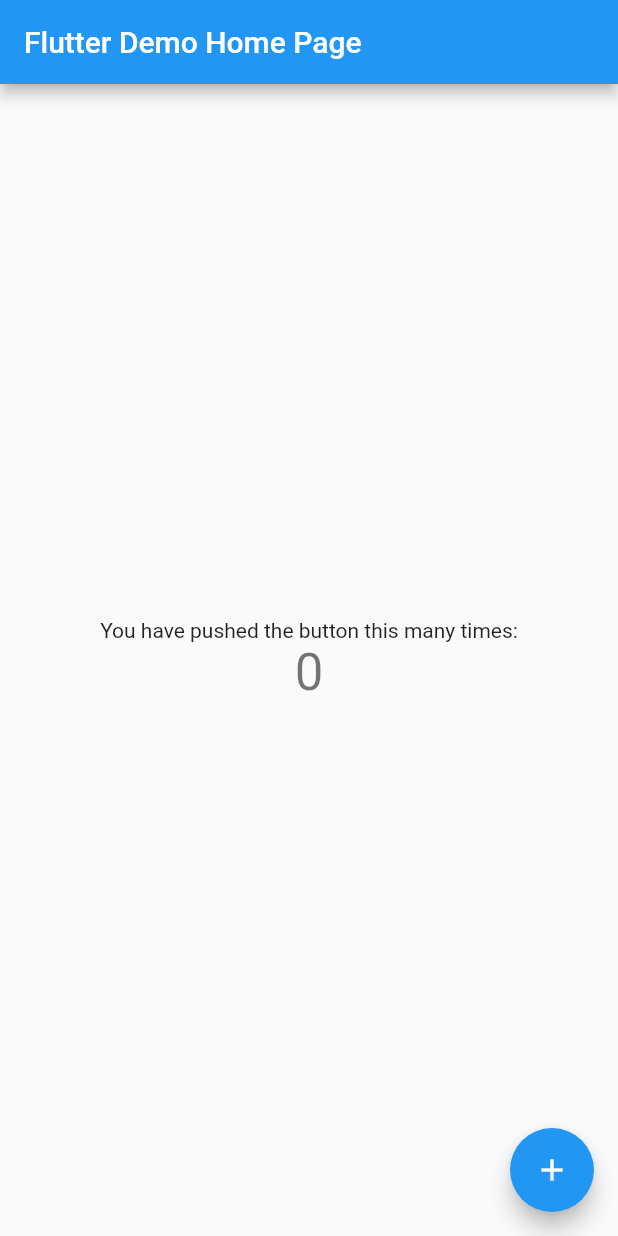
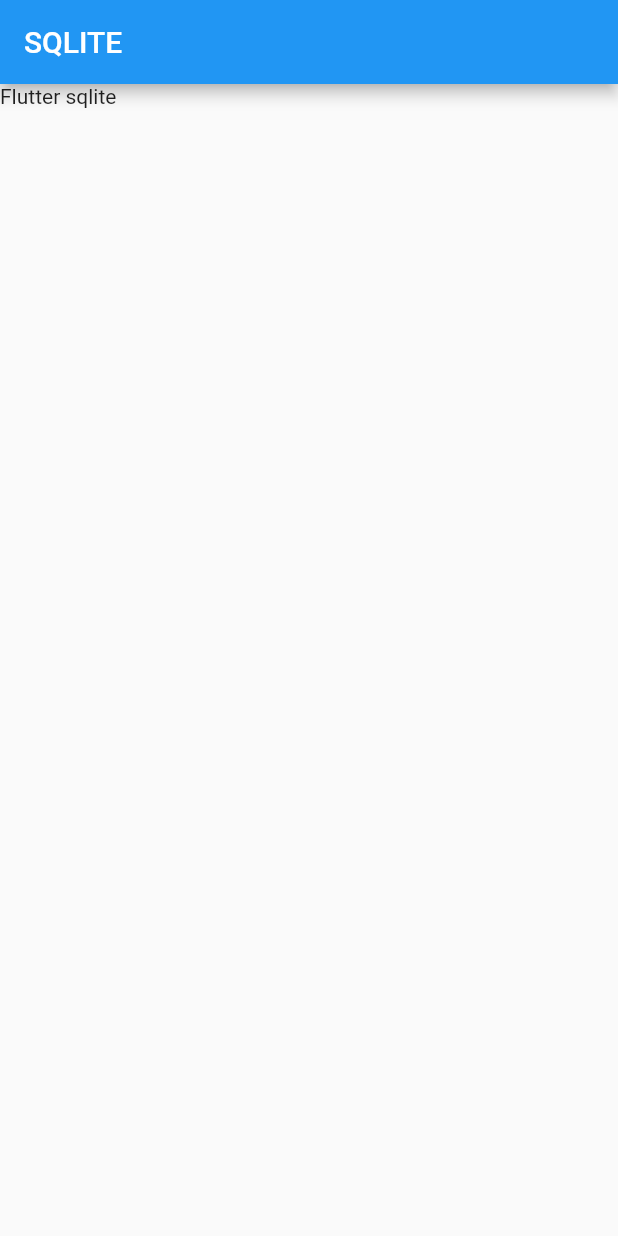
Before and after one commit to psychome004/sqlite, a Flutter app: the screen it shows after launch, on a phone screen of 412 x 824 dp. Run offline on Flutter 3.47's test engine with Material 2 defaults, Android fonts, the phone set to English and light mode, and no system bars; our stand-ins replace sqflite; accounts and stored records are empty.

Commit message:
Added databse connection and CRUD functions

```diff
--- a/lib/main.dart
+++ b/lib/main.dart
@@ -1,111 +1,41 @@
 import 'package:flutter/material.dart';
+import 'package:sqlite/db_manager.dart';
 
 void main() => runApp(MyApp());
 
 class MyApp extends StatelessWidget {
-  // This widget is the root of your application.
   @override
   Widget build(BuildContext context) {
     return MaterialApp(
       title: 'Flutter Demo',
       theme: ThemeData(
-        // This is the theme of your application.
-        //
-        // Try running your application with "flutter run". You'll see the
-        // application has a blue toolbar. Then, without quitting the app, try
-        // changing the primarySwatch below to Colors.green and then invoke
-        // "hot reload" (press "r" in the console where you ran "flutter run",
-        // or simply save your changes to "hot reload" in a Flutter IDE).
-        // Notice that the counter didn't reset back to zero; the application
-        // is not restarted.
         primarySwatch: Colors.blue,
       ),
-      home: MyHomePage(title: 'Flutter Demo Home Page'),
+      home: MyHomePage(),
     );
   }
 }
 
 class MyHomePage extends StatefulWidget {
-  MyHomePage({Key key, this.title}) : super(key: key);
-
-  // This widget is the home page of your application. It is stateful, meaning
-  // that it has a State object (defined below) that contains fields that affect
-  // how it looks.
-
-  // This class is the configuration for the state. It holds the values (in this
-  // case the title) provided by the parent (in this case the App widget) and
-  // used by the build method of the State. Fields in a Widget subclass are
-  // always marked "final".
-
-  final String title;
-
   @override
-  _MyHomePageState createState() => _MyHomePageState();
+  State<StatefulWidget> createState() {
+    return _MyHomePageState();
+  }
 }
 
 class _MyHomePageState extends State<MyHomePage> {
-  int _counter = 0;
-
-  void _incrementCounter() {
-    setState(() {
-      // This call to setState tells the Flutter framework that something has
-      // changed in this State, which causes it to rerun the build method below
-      // so that the display can reflect the updated values. If we changed
-      // _counter without calling setState(), then the build method would not be
-      // called again, and so nothing would appear to happen.
-      _counter++;
-    });
-  }
 
   @override
   Widget build(BuildContext context) {
-    // This method is rerun every time setState is called, for instance as done
-    // by the _incrementCounter method above.
-    //
-    // The Flutter framework has been optimized to make rerunning build methods
-    // fast, so that you can just rebuild anything that needs updating rather
-    // than having to individually change instances of widgets.
+    final width = MediaQuery.of(context).size.width;
+
     return Scaffold(
       appBar: AppBar(
-        // Here we take the value from the MyHomePage object that was created by
-        // the App.build method, and use it to set our appbar title.
-        title: Text(widget.title),
+        title: Text('SQLITE'),
       ),
-      body: Center(
-        // Center is a layout widget. It takes a single child and positions it
-        // in the middle of the parent.
-        child: Column(
-          // Column is also a layout widget. It takes a list of children and
-          // arranges them vertically. By default, it sizes itself to fit its
-          // children horizontally, and tries to be as tall as its parent.
-          //
-          // Invoke "debug painting" (press "p" in the console, choose the
-          // "Toggle Debug Paint" action from the Flutter Inspector in Android
-          // Studio, or the "Toggle Debug Paint" command in Visual Studio Code)
-          // to see the wireframe for each widget.
-          //
-          // Column has various properties to control how it sizes itself and
-          // how it positions its children. Here we use mainAxisAlignment to
-          // center the children vertically; the main axis here is the vertical
-          // axis because Columns are vertical (the cross axis would be
-          // horizontal).
-          mainAxisAlignment: MainAxisAlignment.center,
-          children: <Widget>[
-            Text(
-              'You have pushed the button this many times:',
-            ),
-            Text(
-              '$_counter',
-              style: Theme.of(context).textTheme.display1,
-            ),
-          ],
-        ),
+      body: Container(
+        child: Text('Flutter sqlite'),
       ),
-      floatingActionButton: FloatingActionButton(
-        onPressed: _incrementCounter,
-        tooltip: 'Increment',
-        child: Icon(Icons.add),
-      ), // This trailing comma makes auto-formatting nicer for build methods.
     );
   }
 }
--- a/pubspec.yaml
+++ b/pubspec.yaml
@@ -23,6 +23,7 @@ dependencies:
   # The following adds the Cupertino Icons font to your application.
   # Use with the CupertinoIcons class for iOS style icons.
   cupertino_icons: ^0.1.2
+  sqflite:
 
 dev_dependencies:
   flutter_test:
```
Also changed, not shown: lib/db_manager.dart (added, +59 -0 lines), pubspec.lock, 1 other file.
